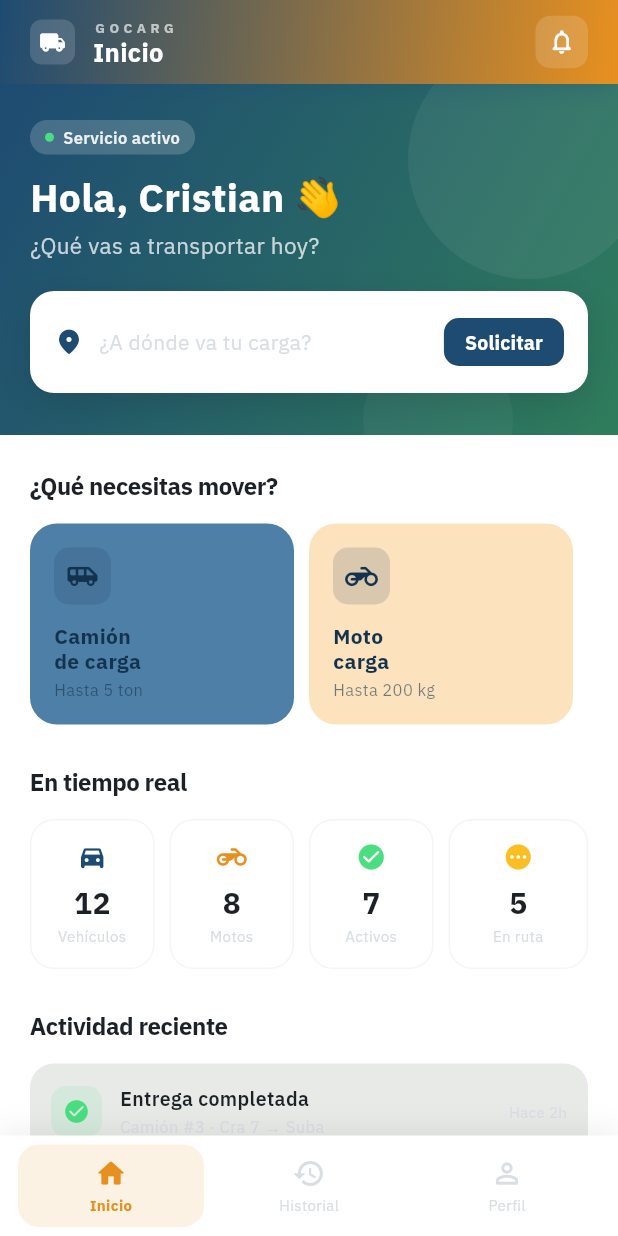
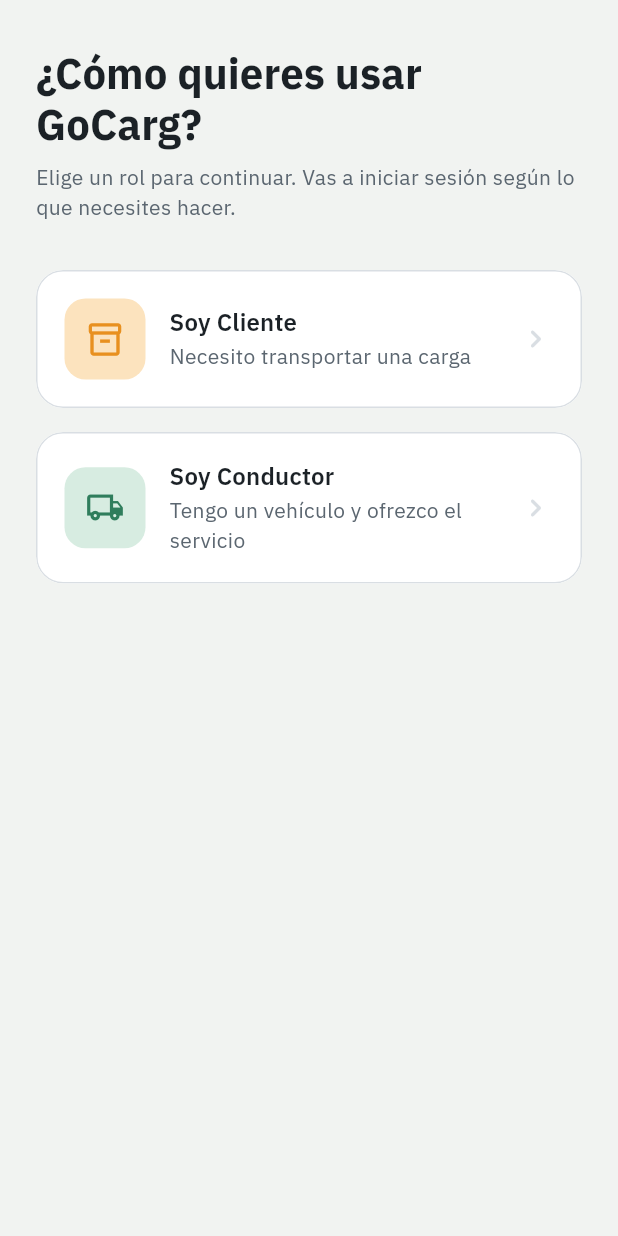
Before and after one commit to ZzcristianZ/appMovilGocarg, a Flutter app: the screen it shows after launch, on a phone screen of 412 x 824 dp. Run offline on Flutter 3.47's test engine with Material 3 defaults, Android fonts, the phone set to English and light mode, and no system bars; our stand-ins replace flutter_riverpod, go_router, google_fonts.

Commit message:
vistas y roles definidos

```diff
--- a/lib/config/router/app_routes.dart
+++ b/lib/config/router/app_routes.dart
@@ -1,5 +1,10 @@
 class AppRoutes {
   AppRoutes._();
+
+  // Auth compartido
+  static const splash = '/splash';
+  static const seleccionRol = '/seleccion-rol';
+  static const login = '/login';
 
   // Cliente
   static const clienteHome = '/cliente';
--- a/lib/config/router/router.dart
+++ b/lib/config/router/router.dart
@@ -1,11 +1,18 @@
 import 'package:flutter/widgets.dart';
 import 'package:go_router/go_router.dart';
+
 import 'package:gocarg/config/router/app_routes.dart';
+
+import 'package:gocarg/presentation/screens/auth/splash/splash_screen.dart';
+import 'package:gocarg/presentation/screens/auth/seleccion_rol/seleccion_rol_screen.dart';
+import 'package:gocarg/presentation/screens/auth/login/login_screen.dart';
+
 import 'package:gocarg/presentation/screens/cliente/shell/cliente_shell.dart';
 import 'package:gocarg/presentation/screens/cliente/home/cliente_home_view.dart';
 import 'package:gocarg/presentation/screens/cliente/historial/cliente_historial_screen.dart';
 import 'package:gocarg/presentation/screens/cliente/perfil/perfil_cliente_screen.dart';
 import 'package:gocarg/presentation/screens/cliente/solicitud/nueva_solicitud_screen.dart';
+
 import 'package:gocarg/presentation/screens/conductor/shell/conductor_shell.dart';
 import 'package:gocarg/presentation/screens/conductor/home/conductor_home_view.dart';
 import 'package:gocarg/presentation/screens/conductor/solicitudes/feed_solicitudes_screen.dart';
@@ -19,12 +26,24 @@
       child: child,
     );
 
-// NOTA: initialLocation apunta directo a '/cliente' de forma temporal.
-// La Fase 1 (splash + selección de rol + login) es la que decide a dónde
-// entra realmente cada usuario.
+// NOTA: initialLocation apunta al splash. De ahí se pasa a selección de
+// rol y login antes de entrar a cualquiera de los dos shells.
 final appRouter = GoRouter(
-  initialLocation: AppRoutes.clienteHome,
+  initialLocation: AppRoutes.splash,
   routes: [
+    GoRoute(
+      path: AppRoutes.splash,
+      pageBuilder: (context, state) => _fade(const SplashScreen()),
+    ),
+    GoRoute(
+      path: AppRoutes.seleccionRol,
+      pageBuilder: (context, state) => _fade(const SeleccionRolScreen()),
+    ),
+    GoRoute(
+      path: AppRoutes.login,
+      pageBuilder: (context, state) => _fade(const LoginScreen()),
+    ),
+
     // ── Flujo Cliente ────────────────────────────────────────────────────
     ShellRoute(
       builder: (context, state, child) => ClienteShell(key: state.pageKey, child: child),
--- a/lib/config/theme/app_colors.dart
+++ b/lib/config/theme/app_colors.dart
@@ -1,6 +1,13 @@
 import 'package:flutter/material.dart';
 
-
+/// Paleta de GoCarg.
+///
+/// Construida desde el vocabulario del transporte de carga (ruta, carga,
+/// formalidad) en lugar del azul/morado genérico de plantilla. `carga` y
+/// `rutaVerde` funcionan como acento por rol: el flujo del cliente usa
+/// `carga` (ámbar) para sus acciones, el flujo del conductor usa `rutaVerde`
+/// para las suyas, así cada rol se distingue de un vistazo sin ser dos apps
+/// separadas.
 class AppColors {
   AppColors._();
 
@@ -46,4 +53,13 @@
   Color get acentoSuave => this == GoCargRole.cliente
       ? AppColors.cargaSuave
       : AppColors.rutaVerdeSuave;
+
+  /// Color de texto/ícono legible sobre [acentoSuave] (fondo claro).
+  Color get acentoTexto => this == GoCargRole.cliente
+      ? AppColors.rutaOscuro
+      : const Color(0xFF163A2B);
+
+  /// Color de texto/ícono legible sobre [acento] (fondo saturado).
+  Color get onAcento =>
+      this == GoCargRole.cliente ? AppColors.rutaOscuro : Colors.white;
 }
--- /dev/null
+++ b/lib/presentation/providers/role_provider.dart
@@ -0,0 +1,15 @@
+import 'package:flutter_riverpod/flutter_riverpod.dart';
+
+import 'package:gocarg/config/theme/app_colors.dart';
+
+/// Rol elegido en la pantalla de selección de rol. Se lee en Login para
+/// saber a qué dashboard entrar y qué acento de color usar.
+class SelectedRoleNotifier extends Notifier<GoCargRole?> {
+  @override
+  GoCargRole? build() => null;
+
+  void seleccionar(GoCargRole rol) => state = rol;
+}
+
+final selectedRoleProvider =
+    NotifierProvider<SelectedRoleNotifier, GoCargRole?>(SelectedRoleNotifier.new);
--- /dev/null
+++ b/lib/presentation/screens/auth/seleccion_rol/seleccion_rol_screen.dart
@@ -0,0 +1,125 @@
+import 'package:flutter/material.dart';
+import 'package:flutter_riverpod/flutter_riverpod.dart';
+import 'package:go_router/go_router.dart';
+
+import 'package:gocarg/config/router/app_routes.dart';
+import 'package:gocarg/config/theme/app_colors.dart';
+import 'package:gocarg/presentation/providers/role_provider.dart';
+
+/// Bifurca hacia el flujo Cliente o el flujo Conductor. Es la puerta única
+/// antes de Login — Login ya sabe con qué acento y hacia dónde entrar.
+class SeleccionRolScreen extends ConsumerWidget {
+  const SeleccionRolScreen({super.key});
+
+  @override
+  Widget build(BuildContext context, WidgetRef ref) {
+    final colors = Theme.of(context).colorScheme;
+    final textTheme = Theme.of(context).textTheme;
+
+    void elegir(GoCargRole rol) {
+      ref.read(selectedRoleProvider.notifier).seleccionar(rol);
+      context.go(AppRoutes.login);
+    }
+
+    return Scaffold(
+      body: SafeArea(
+        child: Padding(
+          padding: const EdgeInsets.symmetric(horizontal: 24),
+          child: Column(
+            crossAxisAlignment: CrossAxisAlignment.start,
+            children: [
+              const SizedBox(height: 32),
+              Text('¿Cómo quieres usar GoCarg?', style: textTheme.displaySmall),
+              const SizedBox(height: 8),
+              Text(
+                'Elige un rol para continuar. Vas a iniciar sesión según lo que necesites hacer.',
+                style: textTheme.bodyMedium?.copyWith(color: colors.onSurfaceVariant),
+              ),
+              const SizedBox(height: 32),
+              _RoleCard(
+                icon: Icons.inventory_2_outlined,
+                titulo: 'Soy Cliente',
+                subtitulo: 'Necesito transportar una carga',
+                rol: GoCargRole.cliente,
+                onTap: () => elegir(GoCargRole.cliente),
+              ),
+              const SizedBox(height: 16),
+              _RoleCard(
+                icon: Icons.local_shipping_outlined,
+                titulo: 'Soy Conductor',
+                subtitulo: 'Tengo un vehículo y ofrezco el servicio',
+                rol: GoCargRole.conductor,
+                onTap: () => elegir(GoCargRole.conductor),
+              ),
+            ],
+          ),
+        ),
+      ),
+    );
+  }
+}
+
+class _RoleCard extends StatelessWidget {
+  final IconData icon;
+  final String titulo;
+  final String subtitulo;
+  final GoCargRole rol;
+  final VoidCallback onTap;
+
+  const _RoleCard({
+    required this.icon,
+    required this.titulo,
+    required this.subtitulo,
+    required this.rol,
+    required this.onTap,
+  });
+
+  @override
+  Widget build(BuildContext context) {
+    final colors = Theme.of(context).colorScheme;
+    final textTheme = Theme.of(context).textTheme;
+
+    return Material(
+      color: colors.surface,
+      borderRadius: BorderRadius.circular(18),
+      clipBehavior: Clip.antiAlias,
+      child: InkWell(
+        onTap: onTap,
+        child: Container(
+          decoration: BoxDecoration(
+            border: Border.all(color: colors.outline),
+            borderRadius: BorderRadius.circular(18),
+          ),
+          padding: const EdgeInsets.all(18),
+          child: Row(
+            children: [
+              Container(
+                padding: const EdgeInsets.all(14),
+                decoration: BoxDecoration(
+                  color: rol.acentoSuave,
+                  borderRadius: BorderRadius.circular(14),
+                ),
+                child: Icon(icon, color: rol.acento, size: 26),
+              ),
+              const SizedBox(width: 16),
+              Expanded(
+                child: Column(
+                  crossAxisAlignment: CrossAxisAlignment.start,
+                  children: [
+                    Text(titulo, style: textTheme.titleMedium),
+                    const SizedBox(height: 2),
+                    Text(
+                      subtitulo,
+                      style: textTheme.bodyMedium?.copyWith(color: colors.onSurfaceVariant),
+                    ),
+                  ],
+                ),
+              ),
+              Icon(Icons.chevron_right_rounded, color: colors.outline),
+            ],
+          ),
+        ),
+      ),
+    );
+  }
+}
```
Also changed, not shown: lib/presentation/screens/auth/login/login_screen.dart (added, +97 -0 lines), lib/presentation/screens/auth/splash/splash_screen.dart (added, +100 -0 lines).
